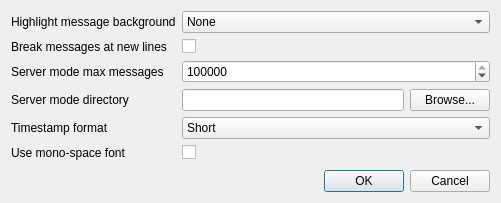
Before: the Qt Designer form src/settingsdialog.ui in ccpgames/EveLogLite, drawn with Qt 5.
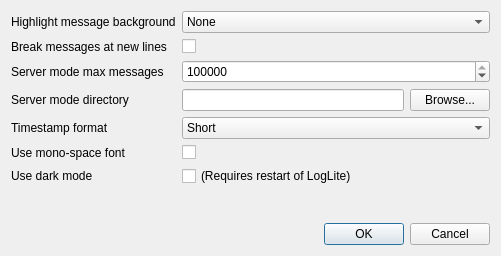
After: the same form once the commit is applied.

Commit message: Add dark mode

```diff
--- a/src/settingsdialog.ui
+++ b/src/settingsdialog.ui
@@ -10,7 +10,7 @@
     <x>0</x>
     <y>0</y>
     <width>501</width>
-    <height>203</height>
+    <height>256</height>
    </rect>
   </property>
   <property name="windowTitle">
@@ -146,6 +146,20 @@
        </property>
       </widget>
      </item>
+     <item row="6" column="0">
+      <widget class="QLabel" name="label_7">
+       <property name="text">
+        <string>Use dark mode</string>
+       </property>
+      </widget>
+     </item>
+     <item row="6" column="1">
+      <widget class="QCheckBox" name="darkMode">
+       <property name="text">
+        <string>(Requires restart of LogLite)</string>
+       </property>
+      </widget>
+     </item>
     </layout>
    </item>
    <item>
```
The commit also changes 2 other files.
